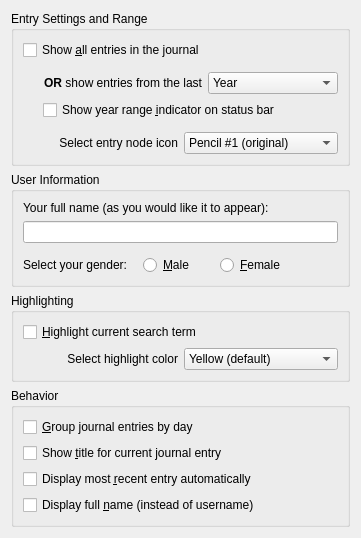
Before: the Qt Designer form ui/configurationjournal.ui in pwizard2/robojournal, drawn with Qt 5.
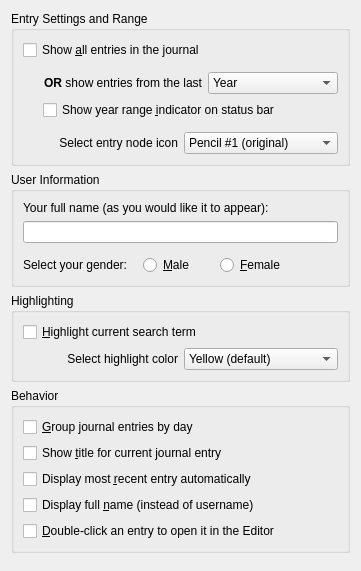
After: the same form once the commit is applied. Icons and pictures are not drawn.

Commit message: fixed manual page and added new option to open editor by double-clicking on an item

The edit to the form file:
```diff
--- a/ui/configurationjournal.ui
+++ b/ui/configurationjournal.ui
@@ -7,7 +7,7 @@
     <x>0</x>
     <y>0</y>
     <width>361</width>
-    <height>510</height>
+    <height>571</height>
    </rect>
   </property>
   <property name="windowTitle">
@@ -491,6 +491,16 @@
         </property>
        </widget>
       </item>
+      <item>
+       <widget class="QCheckBox" name="EditorShortcut">
+        <property name="toolTip">
+         <string>&lt;html&gt;&lt;head/&gt;&lt;body&gt;&lt;p&gt;If checked, RoboJournal will open the currently-selected entry in the Editor if you double-click its node in the Timeline. This is meant ot be a convenient alternative to pressing &lt;span style=&quot; font-weight:600;&quot;&gt;F6 &lt;/span&gt;or clicking the &lt;span style=&quot; font-weight:600;&quot;&gt;Modify Entry&lt;/span&gt; button.&lt;/p&gt;&lt;/body&gt;&lt;/html&gt;</string>
+        </property>
+        <property name="text">
+         <string>&amp;Double-click an entry to open it in the Editor</string>
+        </property>
+       </widget>
+      </item>
      </layout>
     </widget>
    </item>
```
The commit also changes 12 other files.
